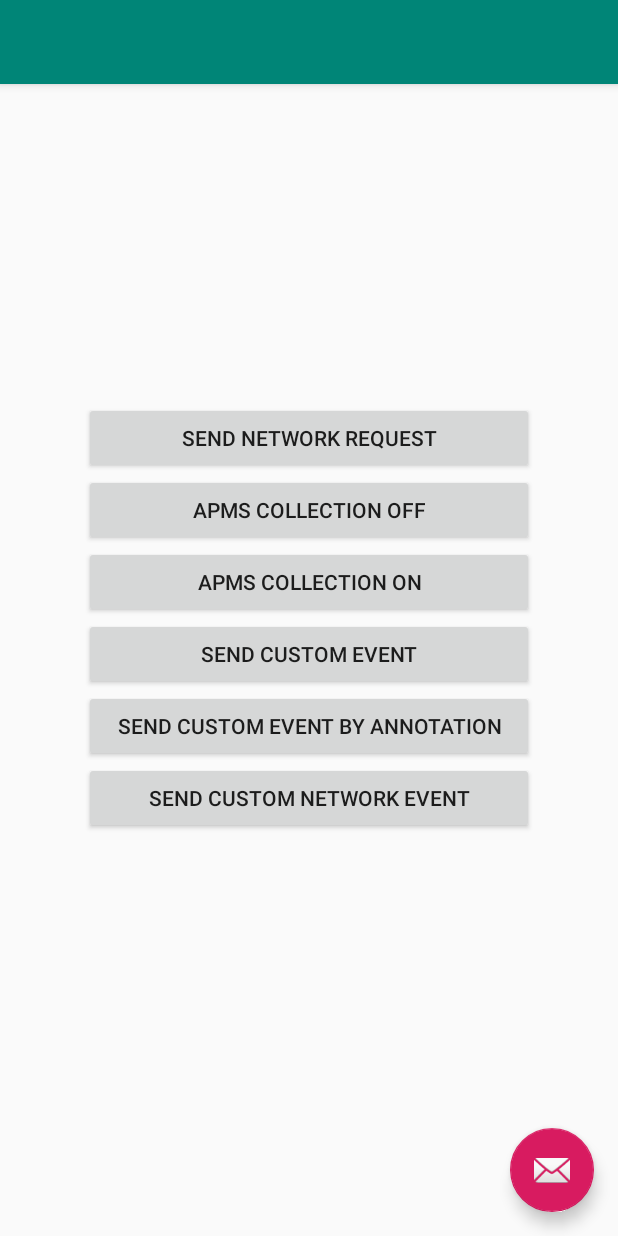
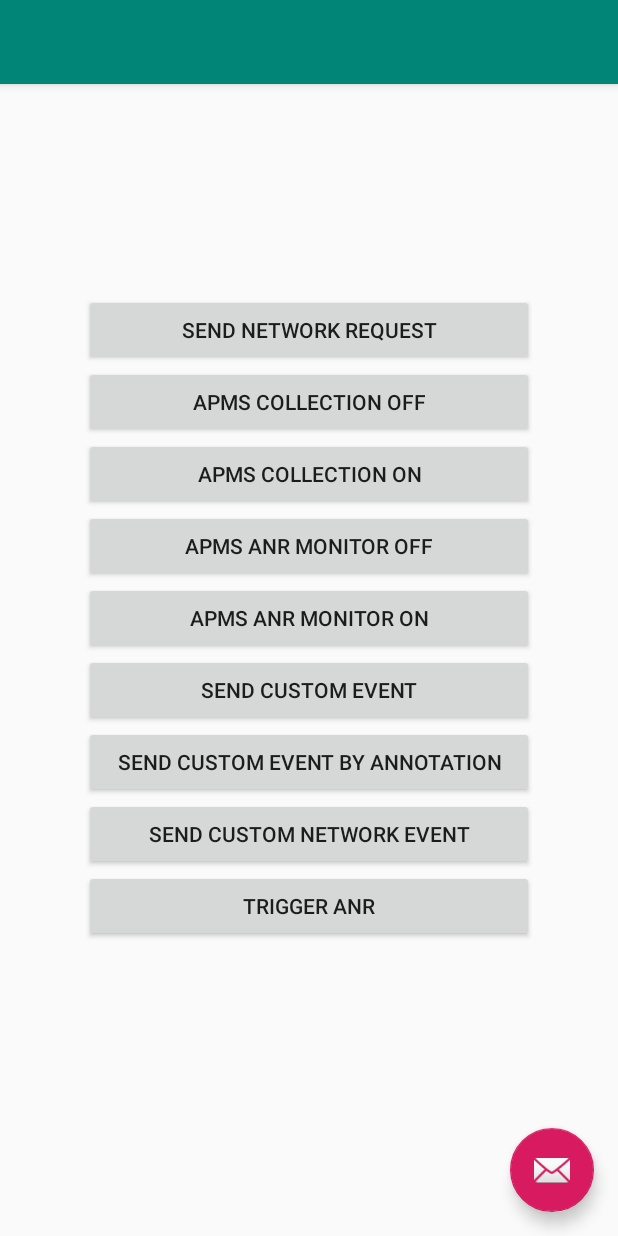
Before and after one commit to huaweicodelabs/APMS, an Android app: the screen it shows after launch (MainActivity), after a tap on "SEND NETWORK REQUEST", on a phone screen of 412 x 824 dp. Run offline under Robolectric (Android 15) with nearby library versions, the phone set to English and light mode, and no system bars.

Commit message:
update samples

```diff
--- a/app/build.gradle
+++ b/app/build.gradle
@@ -29,7 +29,7 @@ dependencies {
     implementation 'com.squareup.okhttp3:okhttp:3.12.2'
 
     // 1.0 Add APMS SDK library dependency
-    implementation 'com.huawei.agconnect:agconnect-apms:1.3.1.300'
+    implementation 'com.huawei.agconnect:agconnect-apms:1.4.1.302'
 
     testImplementation 'junit:junit:4.12'
     androidTestImplementation 'androidx.test.ext:junit:1.1.1'
--- a/app/src/main/java/com/huawei/apms/demo/MainActivity.java
+++ b/app/src/main/java/com/huawei/apms/demo/MainActivity.java
@@ -11,6 +11,8 @@ import com.huawei.util.HttpUtil;
 import androidx.appcompat.app.AppCompatActivity;
 
 import android.util.Log;
+import android.view.KeyEvent;
+import android.view.MotionEvent;
 import android.view.View;
 import android.view.Menu;
 import android.view.MenuItem;
@@ -18,7 +20,7 @@ import android.widget.Button;
 
 
 public class MainActivity extends AppCompatActivity {
-
+    private boolean anrTestEnable = false;
     @Override
     protected void onCreate(Bundle savedInstanceState) {
         super.onCreate(savedInstanceState);
@@ -27,7 +29,9 @@ public class MainActivity extends AppCompatActivity {
         // Initialize button event
         initNetworkEventButton();
         initApmsSwitchButton();
+        initApmsAnrSwitchButton();
         initCustomEventButton();
+        initAnrTestButton();
     }
 
     // define custom event by annotation
@@ -61,6 +65,22 @@ public class MainActivity extends AppCompatActivity {
         customTrace.putProperty("Status", "Normal");
     }
 
+    public void initApmsAnrSwitchButton() {
+        findViewById(R.id.enable_apms_anr_off).setOnClickListener(new View.OnClickListener() {
+            @Override
+            public void onClick(View v) {
+                Log.d("apmsAndroidDemo", "disable apms.");
+                APMS.getInstance().enableAnrMonitor(false);
+            }
+        });
+        findViewById(R.id.enable_apms_anr_on).setOnClickListener(new View.OnClickListener() {
+            @Override
+            public void onClick(View v) {
+                Log.d("apmsAndroidDemo", "enable apms.");
+                APMS.getInstance().enableAnrMonitor(true);
+            }
+        });
+    }
 
     public void initApmsSwitchButton() {
         findViewById(R.id.enable_apms_off).setOnClickListener(new View.OnClickListener() {
@@ -87,6 +107,16 @@ public class MainActivity extends AppCompatActivity {
             public void onClick(View view) {
                 Log.d("apmsAndroidDemo", "send network request.");
                 HttpUtil.oneRequest();
+            }
+        });
+    }
+
+    public void initAnrTestButton() {
+        findViewById(R.id.anr_test).setOnClickListener(new View.OnClickListener() {
+            @Override
+            public void onClick(View v) {
+                Log.d("apmsAndroidDemo", "target anr");
+                anrTestEnable = true;
             }
         });
     }
@@ -141,4 +171,27 @@ public class MainActivity extends AppCompatActivity {
 
         return super.onOptionsItemSelected(item);
     }
+        @Override
+    public boolean dispatchKeyEvent(KeyEvent event) {
+        if (anrTestEnable) {
+            try {
+               Thread.sleep(20000);
+            } catch (InterruptedException e) {
+                e.printStackTrace();
+           }
+        }
+        return super.dispatchKeyEvent(event);
+    }
+
+    @Override
+    public boolean dispatchTouchEvent(MotionEvent ev) {
+        if (anrTestEnable) {
+            try {
+                Thread.sleep(20000);
+            } catch (InterruptedException e) {
+                e.printStackTrace();
+            }
+        }
+        return super.dispatchTouchEvent(ev);
+    }
 }
--- a/app/src/main/res/layout/content_main.xml
+++ b/app/src/main/res/layout/content_main.xml
@@ -28,6 +28,19 @@
             android:layout_width="match_parent"
             android:layout_height="wrap_content"
             android:text="APMS Collection ON" />
+
+        <Button
+            android:id="@+id/enable_apms_anr_off"
+            android:layout_width="match_parent"
+            android:layout_height="wrap_content"
+            android:text="APMS Anr Monitor OFF" />
+
+        <Button
+            android:id="@+id/enable_apms_anr_on"
+            android:layout_width="match_parent"
+            android:layout_height="wrap_content"
+            android:text="APMS Anr Monitor ON" />
+
         <Button
             android:id="@+id/custom_normal_event"
             android:layout_width="match_parent"
@@ -45,5 +58,10 @@
             android:layout_width="match_parent"
             android:layout_height="wrap_content"
             android:text="Send Custom Network Event" />
+        <Button
+            android:id="@+id/anr_test"
+            android:layout_width="match_parent"
+            android:layout_height="wrap_content"
+            android:text="Trigger Anr" />
     </LinearLayout>
 </LinearLayout>
```
Also changed, not shown: build.gradle (+4 -4 lines), gradle/wrapper/gradle-wrapper.properties (added), 3 other files.
